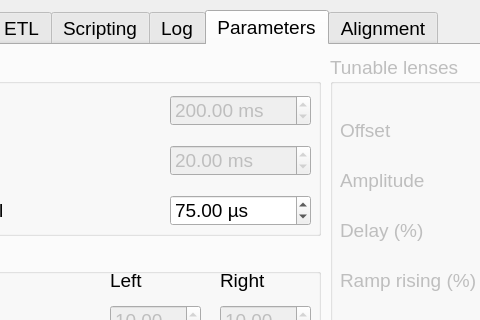
First picture: the form in mesoSPIM/gui/mesoSPIM_MainWindow.ui, repository mesoSPIM/mesoSPIM-control, before the edit; both pictures show x 132 to 612 and y 0 to 320 of the 919 by 1251 pixel window.
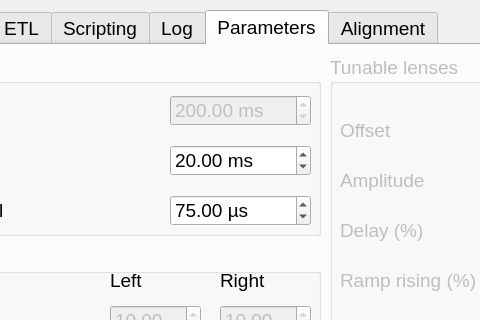
Second picture: the form after the edit. The open tabs and pages were chosen to show the change. Icons and pictures are not drawn.

Diff of the .ui file:
```diff
--- a/mesoSPIM/gui/mesoSPIM_MainWindow.ui
+++ b/mesoSPIM/gui/mesoSPIM_MainWindow.ui
@@ -1279,7 +1279,7 @@
       </widget>
       <widget class="QDoubleSpinBox" name="exposure_Spinbox">
        <property name="enabled">
-        <bool>false</bool>
+        <bool>true</bool>
        </property>
        <property name="geometry">
         <rect>
```
Left out of the diff: 6 changed lines with no effect on the pictures.
